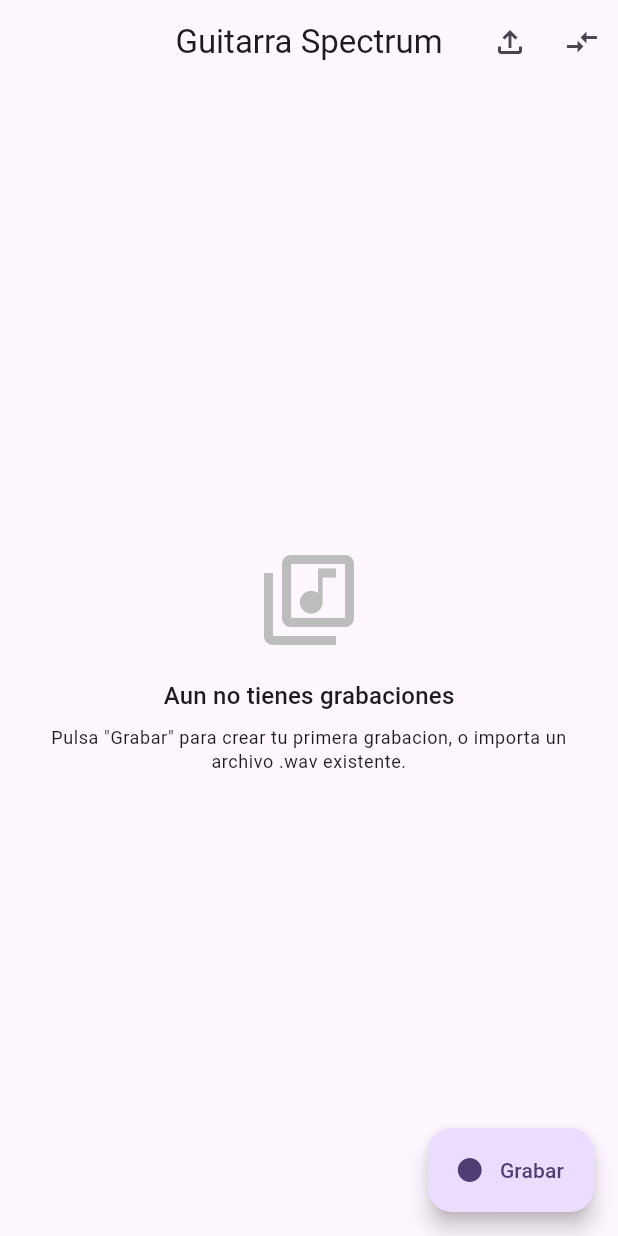
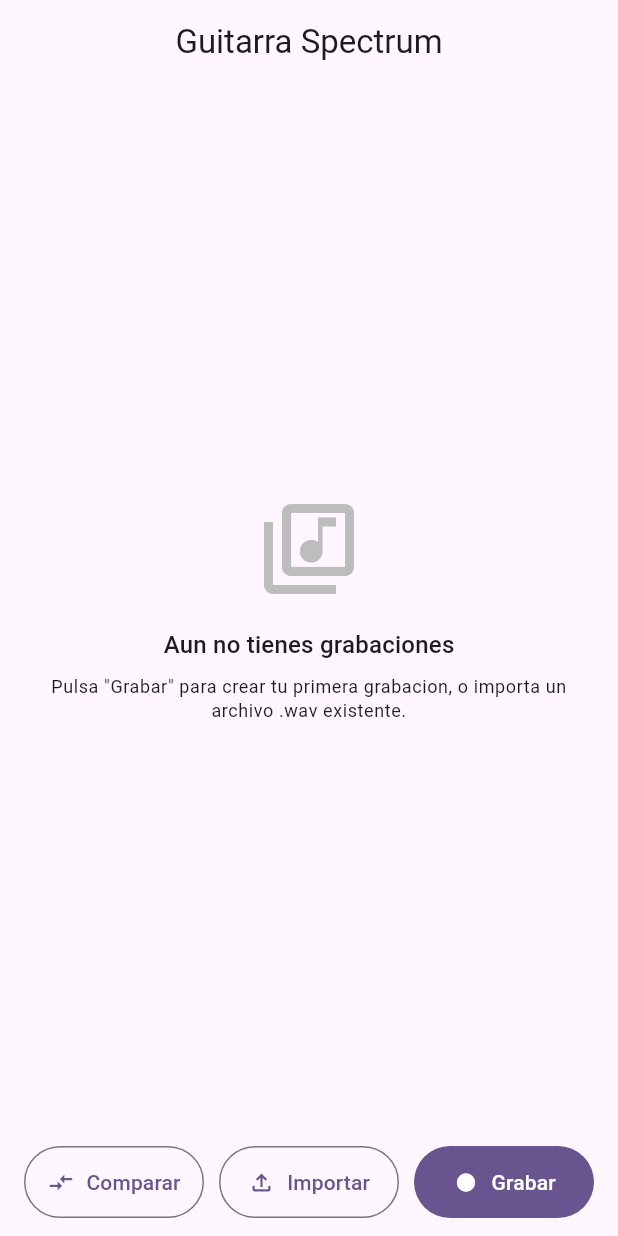
Before and after one commit to palitrueque/Guitarra-spectrum-app, a Flutter app: the screen it shows after launch, on a phone screen of 412 x 824 dp. Run offline on Flutter 3.47's test engine with Material 3 defaults, Android fonts, the phone set to English and light mode, and no system bars; our stand-ins replace file_picker, fl_chart, permission_handler, share_plus; missing offline and left inert: fftea, record.

Commit message:
Move Comparar and Importar buttons to a bottom bar next to Grabar, matching aesthetic

```diff
--- a/lib/library_screen.dart
+++ b/lib/library_screen.dart
@@ -187,34 +187,81 @@ class _LibraryScreenState extends State<LibraryScreen> {
             ? 'Selecciona hasta $_maxCompare (${_selectedPaths.length})'
             : 'Guitarra Spectrum'),
         centerTitle: true,
-        actions: [
-          if (!_isComparing)
-            IconButton(
+      ),
+      body: _buildBody(),
+      bottomNavigationBar: SafeArea(
+        child: Padding(
+          padding: const EdgeInsets.fromLTRB(16, 8, 16, 12),
+          child: _isComparing ? _buildComparingBar() : _buildNormalBar(),
+        ),
+      ),
+    );
+  }
+
+  Widget _buildNormalBar() {
+    return Row(
+      children: [
+        Expanded(
+          child: OutlinedButton.icon(
+            onPressed: _toggleCompareMode,
+            icon: const Icon(Icons.compare_arrows),
+            label: const Text('Comparar'),
+            style: OutlinedButton.styleFrom(
+              padding: const EdgeInsets.symmetric(vertical: 14),
+            ),
+          ),
+        ),
+        const SizedBox(width: 10),
+        Expanded(
+          child: OutlinedButton.icon(
             onPressed: _importFile,
             icon: const Icon(Icons.file_upload_outlined),
-              tooltip: 'Importar archivo .wav',
+            label: const Text('Importar'),
+            style: OutlinedButton.styleFrom(
+              padding: const EdgeInsets.symmetric(vertical: 14),
             ),
-          IconButton(
-            onPressed: _toggleCompareMode,
-            icon: Icon(_isComparing ? Icons.close : Icons.compare_arrows),
-            tooltip: _isComparing ? 'Cancelar comparacion' : 'Comparar grabaciones',
           ),
-        ],
         ),
-      body: _buildBody(),
-      floatingActionButton: _isComparing
-          ? (_selectedPaths.length >= 2
-              ? FloatingActionButton.extended(
-                  onPressed: _openCompare,
-                  icon: const Icon(Icons.bar_chart),
-                  label: Text('Comparar (${_selectedPaths.length})'),
-                )
-              : null)
-          : FloatingActionButton.extended(
+        const SizedBox(width: 10),
+        Expanded(
+          child: FilledButton.icon(
             onPressed: _openRecorder,
             icon: const Icon(Icons.fiber_manual_record),
             label: const Text('Grabar'),
+            style: FilledButton.styleFrom(
+              padding: const EdgeInsets.symmetric(vertical: 14),
             ),
+          ),
+        ),
+      ],
+    );
+  }
+
+  Widget _buildComparingBar() {
+    return Row(
+      children: [
+        Expanded(
+          child: OutlinedButton.icon(
+            onPressed: _toggleCompareMode,
+            icon: const Icon(Icons.close),
+            label: const Text('Cancelar'),
+            style: OutlinedButton.styleFrom(
+              padding: const EdgeInsets.symmetric(vertical: 14),
+            ),
+          ),
+        ),
+        const SizedBox(width: 10),
+        Expanded(
+          child: FilledButton.icon(
+            onPressed: _selectedPaths.length >= 2 ? _openCompare : null,
+            icon: const Icon(Icons.bar_chart),
+            label: Text('Comparar (${_selectedPaths.length})'),
+            style: FilledButton.styleFrom(
+              padding: const EdgeInsets.symmetric(vertical: 14),
+            ),
+          ),
+        ),
+      ],
     );
   }
 
```
Lines whose indentation alone changed are shown as unchanged.
